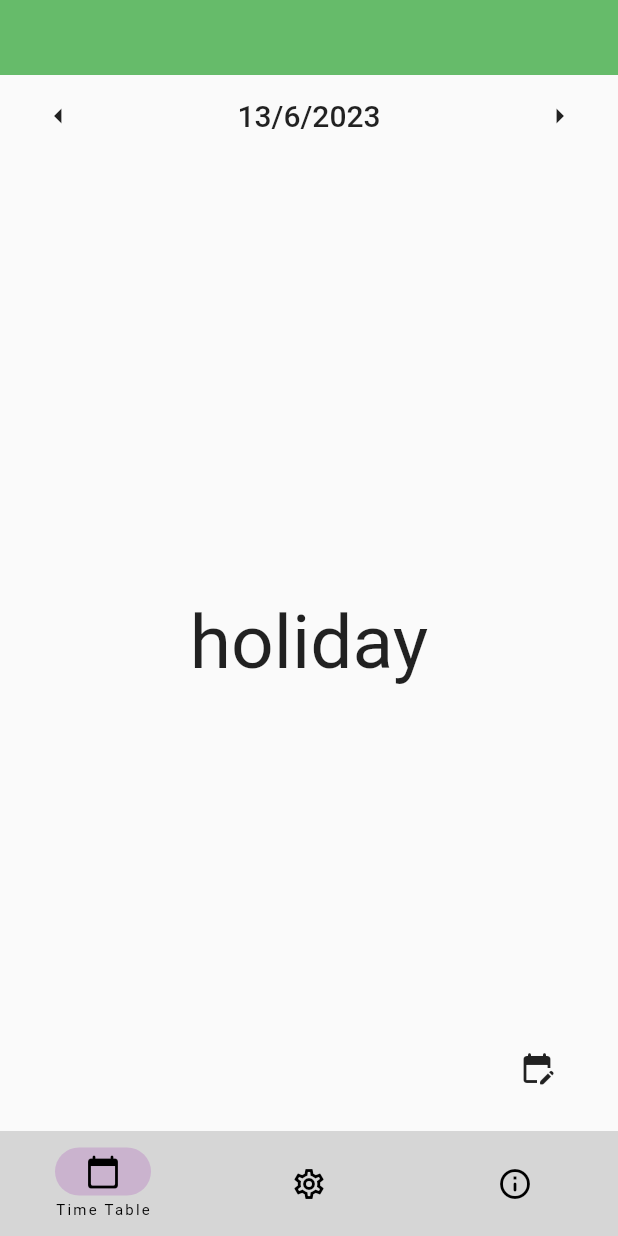
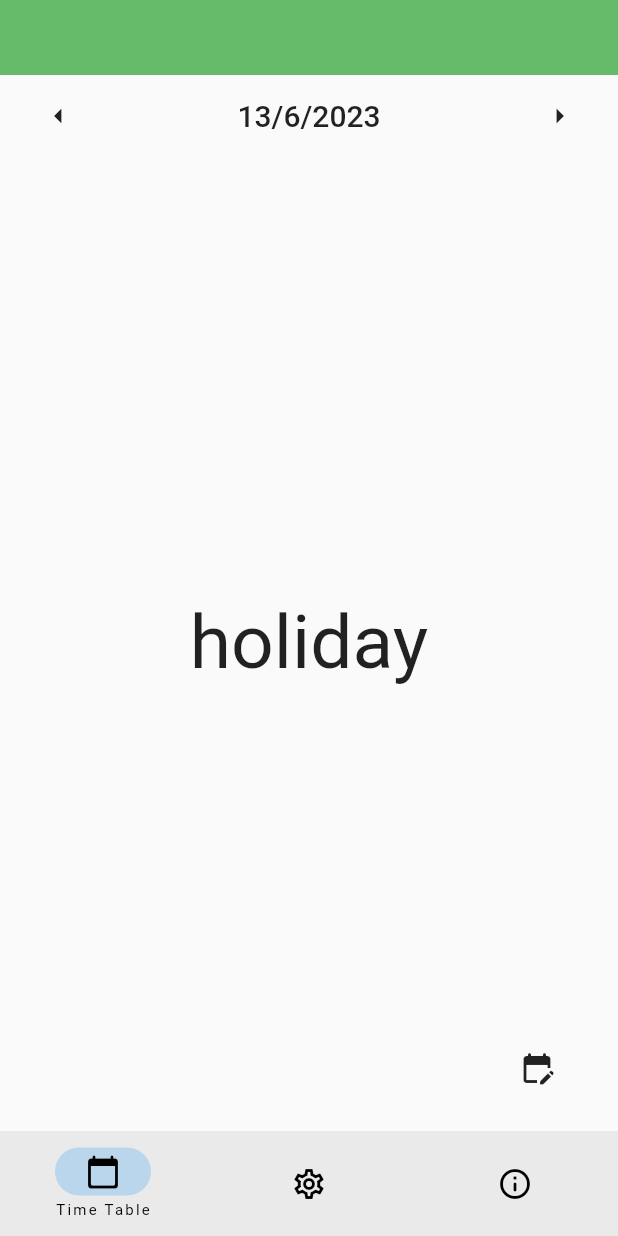
Before and after one commit to Sreeram3927/class_trackr, a Flutter app: the screen it shows after launch, on a phone screen of 412 x 824 dp. Run offline on Flutter 3.47's test engine with Material 2 defaults, Android fonts, the phone set to English and light mode, and no system bars; our stand-ins replace shared_preferences.

Commit message:
clean the code

```diff
--- a/lib/home/bottom_navigation_bar/bt_nav_bar.dart
+++ b/lib/home/bottom_navigation_bar/bt_nav_bar.dart
@@ -1,5 +1,5 @@
 import 'package:flutter/material.dart';
-import '../../screens/main_screen.dart';
+import 'package:infinity_project/home/home.dart';
 
 
 class BtNavBar extends StatefulWidget {
@@ -22,7 +22,7 @@ class _BtNavBarState extends State<BtNavBar> {
       onDestinationSelected: (index) {
         setState(() {
           _index = index;
-          MainScreen.idx.value = index;
+          Home.idx.value = index;
         });
       },
 
--- a/lib/home/home.dart
+++ b/lib/home/home.dart
@@ -1,30 +1,40 @@
 import 'package:flutter/material.dart';
 import 'package:infinity_project/home/title_bar/title_bar.dart';
-import 'package:infinity_project/screens/main_screen.dart';
+import 'package:infinity_project/screens/about/about.dart';
+import 'package:infinity_project/screens/settings/settings.dart';
+import 'package:infinity_project/screens/timetable/timetable.dart';
 import 'bottom_navigation_bar/bt_nav_bar.dart';
 
 
-class Home extends StatefulWidget {
+class Home extends StatelessWidget {
+  static ValueNotifier<int> idx = ValueNotifier(0);
+
+  final screens = const [
+    TimeTable(),
+    Settings(),
+    About(),
+  ];
   const Home({super.key});
 
   @override
-  State<Home> createState() => _HomeState();
-}
-
-class _HomeState extends State<Home> {
-
-  @override
   Widget build(BuildContext context) {
-    return const Scaffold(
+    return Scaffold(
 
       body:Column(
         children: [
-          TitleBar(),
-          Expanded(child: MainScreen()),
+          const TitleBar(),
+          Expanded(
+            child: ValueListenableBuilder(
+              valueListenable: idx,
+              builder: (context, value, child) {
+                return screens[value];
+              },
+            )
+          ),
         ],
       ),
 
-      bottomNavigationBar: BtNavBar(),
+      bottomNavigationBar: const BtNavBar(),
 
     );
   }
--- a/lib/main.dart
+++ b/lib/main.dart
@@ -1,6 +1,5 @@
 import 'package:flutter/material.dart';
 import 'package:infinity_project/screens/settings/shared_preferences/user_preferences.dart';
-import 'package:infinity_project/theme_data/theme_data.dart';
 import 'home/home.dart';
 
 void main() async {
@@ -13,13 +12,11 @@ class InfinityProject extends StatelessWidget {
   const InfinityProject({super.key});
   @override
   Widget build(BuildContext context) {
-    return MaterialApp(
+    return const MaterialApp(
       title: 'IP - SD',
-      home: const Home(),
+      home: Home(),
       debugShowCheckedModeBanner: true,
       themeMode: ThemeMode.light,
-      theme: AppTheme.lightTheme,
-      darkTheme: AppTheme.darkTheme,
     );
   }
 }
--- a/lib/other_widgets/value_listenable.dart
+++ /dev/null
@@ -1 +0,0 @@
-//import 'package:flutter/material.dart';
--- a/lib/screens/main_screen.dart
+++ /dev/null
@@ -1,26 +0,0 @@
-import 'package:flutter/material.dart';
-import 'package:infinity_project/screens/about/about.dart';
-import 'package:infinity_project/screens/settings/settings.dart';
-import 'timetable/timetable.dart';
-
-class MainScreen extends StatelessWidget {
-  static ValueNotifier<int> idx = ValueNotifier(0);
-
-  final screens = const [
-    TimeTable(),
-    Settings(),
-    About(),
-  ];
-
-  const MainScreen({super.key});
-
-  @override
-  Widget build(BuildContext context) {
-    return ValueListenableBuilder(
-      valueListenable: idx,
-      builder: (context, value, child) {
-        return screens[value];
-      },
-    );
-  }
-}
--- a/lib/theme_data/theme_data.dart
+++ /dev/null
@@ -1,47 +0,0 @@
-import 'package:flutter/material.dart';
-
-class AppTheme {
-  static final ThemeData lightTheme = ThemeData(
-
-    //backgroundColor: Colors.grey[300],
-
-    navigationBarTheme: NavigationBarThemeData(
-      backgroundColor: Colors.grey[350],
-      indicatorColor: Colors.purple.withOpacity(0.2),
-    ),
-
-
-  );
-
-  static final ThemeData darkTheme = ThemeData(
-    scaffoldBackgroundColor: Colors.black,
-    appBarTheme: const AppBarTheme(
-      color: Colors.black,
-      iconTheme: IconThemeData(
-        color: Colors.white,
-      ),
-    ),
-    colorScheme: const ColorScheme.light(
-      primary: Colors.black,
-      onPrimary: Colors.black,
-      primaryContainer: Colors.black,
-      secondary: Colors.red,
-    ),
-    cardTheme: const CardTheme(
-      color: Colors.black,
-    ),
-    iconTheme: const IconThemeData(
-      color: Colors.white54,
-    ),
-    // textTheme: TextTheme(
-    //   titleMedium: const TextStyle(
-    //     color: Colors.white,
-    //     fontSize: 20.0,
-    //   ),
-    //   subtitle1: const TextStyle(
-    //     color: Colors.white70,
-    //     fontSize: 18.0,
-    //   ),
-    // ),
-  );
-}
--- a/pubspec.yaml
+++ b/pubspec.yaml
@@ -33,7 +33,7 @@ dependencies:
     sdk: flutter
 
   intl: ^0.17.0
-  shared_preferences: ^2.0.17
+  shared_preferences: ^2.1.2
   # The following adds the Cupertino Icons font to your application.
   # Use with the CupertinoIcons class for iOS style icons.
   cupertino_icons: ^1.0.2
```
